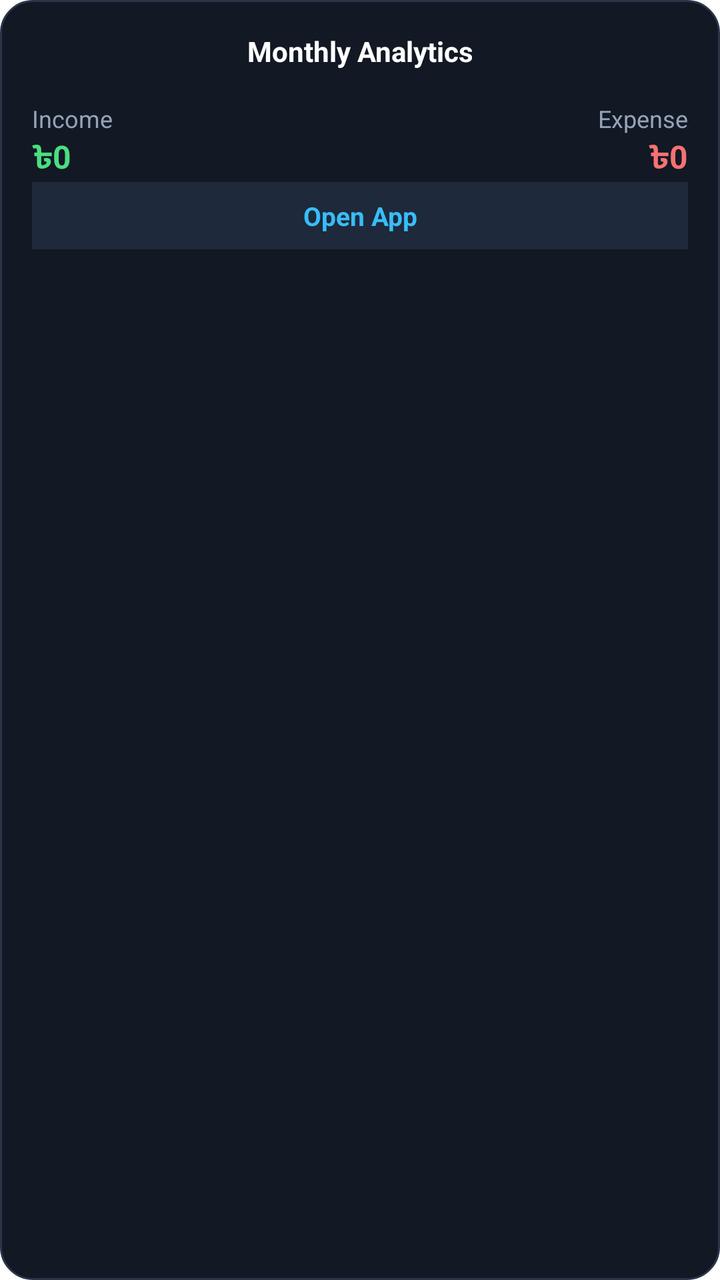
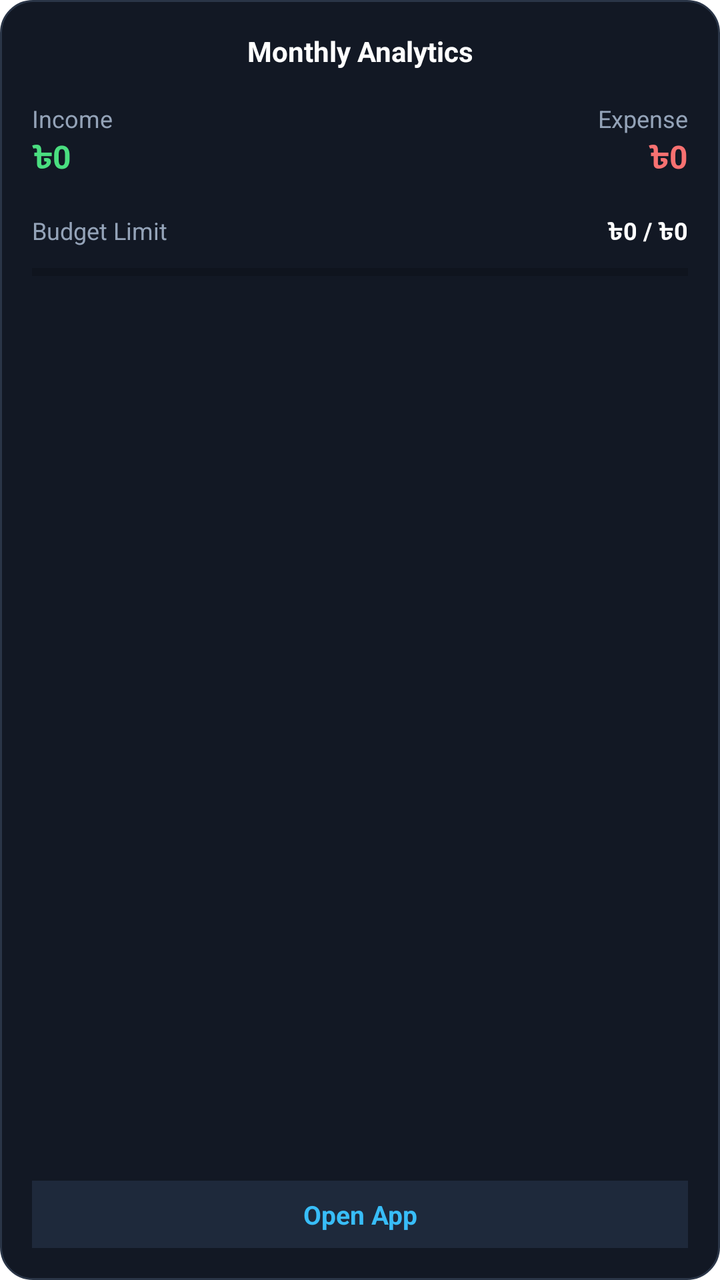

The first picture is an Android layout as it rendered before a commit; the second is the same layout after the commit. The layout source and the unified diff follow.
<!-- AndroidManifest.xml: fallback theme Theme.MaterialComponents.DayNight.NoActionBar -->
<!-- res/layout/analytics_widget.xml -->
<?xml version="1.0" encoding="utf-8"?>
<LinearLayout xmlns:android="http://schemas.android.com/apk/res/android"
    android:id="@+id/analytics_widget_container"
    android:layout_width="match_parent"
    android:layout_height="match_parent"
    android:orientation="vertical"
    android:padding="16dp"
    android:background="@drawable/widget_background">

    <TextView
        android:layout_width="match_parent"
        android:layout_height="wrap_content"
        android:text="Monthly Analytics"
        android:textColor="#FFFFFF"
        android:textSize="14sp"
        android:textStyle="bold"
        android:gravity="center_horizontal"
        android:paddingBottom="8dp" />

    <LinearLayout
        android:layout_width="match_parent"
        android:layout_height="wrap_content"
        android:orientation="horizontal"
        android:paddingTop="8dp">
        
        <LinearLayout
            android:layout_width="0dp"
            android:layout_height="wrap_content"
            android:layout_weight="1"
            android:orientation="vertical">
            <TextView
                android:layout_width="wrap_content"
                android:layout_height="wrap_content"
                android:text="Income"
                android:textColor="#94A3B8"
                android:textSize="12sp" />
            <TextView
                android:id="@+id/widget_income"
                android:layout_width="wrap_content"
                android:layout_height="wrap_content"
                android:text="৳0"
                android:textColor="#4ADE80"
                android:textSize="16sp"
                android:textStyle="bold" />
        </LinearLayout>

        <LinearLayout
            android:layout_width="0dp"
            android:layout_height="wrap_content"
            android:layout_weight="1"
            android:orientation="vertical"
            android:gravity="end">
            <TextView
                android:layout_width="wrap_content"
                android:layout_height="wrap_content"
                android:text="Expense"
                android:textColor="#94A3B8"
                android:textSize="12sp" />
            <TextView
                android:id="@+id/widget_expense"
                android:layout_width="wrap_content"
                android:layout_height="wrap_content"
                android:text="৳0"
                android:textColor="#F87171"
                android:textSize="16sp"
                android:textStyle="bold" />
        </LinearLayout>
    </LinearLayout>
    

    <TextView
        android:id="@+id/widget_analytics_action_button"
        android:layout_width="match_parent"
        android:layout_height="wrap_content"
        android:gravity="center"
        android:text="Open App"
        android:textColor="#38BDF8"
        android:textSize="13sp"
        android:textStyle="bold"
        android:paddingTop="8dp"
        android:paddingBottom="8dp"
        android:background="#1E293B" />
</LinearLayout>
<!-- resources referenced by this layout -->
<resources>
  <!-- drawable widget_background (drawable) -->
  <?xml version="1.0" encoding="utf-8"?>
  <shape xmlns:android="http://schemas.android.com/apk/res/android">
      <solid android:color="#121824" />
      <corners android:radius="16dp" />
      <stroke android:width="1dp" android:color="#2A3547" />
  </shape>
</resources>

<!-- the commit's change to res/layout/analytics_widget.xml (unified diff, before → after) -->
@@ -67,6 +67,50 @@
         </LinearLayout>
     </LinearLayout>
     
+    
+    <LinearLayout
+        android:layout_width="match_parent"
+        android:layout_height="wrap_content"
+        android:orientation="vertical"
+        android:paddingTop="16dp"
+        android:paddingBottom="16dp">
+        
+        <RelativeLayout
+            android:layout_width="match_parent"
+            android:layout_height="wrap_content">
+            <TextView
+                android:layout_width="wrap_content"
+                android:layout_height="wrap_content"
+                android:text="Budget Limit"
+                android:textColor="#94A3B8"
+                android:textSize="12sp"
+                android:layout_alignParentStart="true" />
+                
+            <TextView
+                android:id="@+id/widget_budget_text"
+                android:layout_width="wrap_content"
+                android:layout_height="wrap_content"
+                android:text="৳0 / ৳0"
+                android:textColor="#FFFFFF"
+                android:textSize="12sp"
+                android:textStyle="bold"
+                android:layout_alignParentEnd="true" />
+        </RelativeLayout>
+
+        <ProgressBar
+            android:id="@+id/widget_budget_progress"
+            style="?android:attr/progressBarStyleHorizontal"
+            android:layout_width="match_parent"
+            android:layout_height="6dp"
+            android:layout_marginTop="8dp"
+            android:max="100"
+            android:progress="0" />
+    </LinearLayout>
+
+    <FrameLayout
+        android:layout_width="match_parent"
+        android:layout_height="0dp"
+        android:layout_weight="1" />
 
     <TextView
         android:id="@+id/widget_analytics_action_button"
